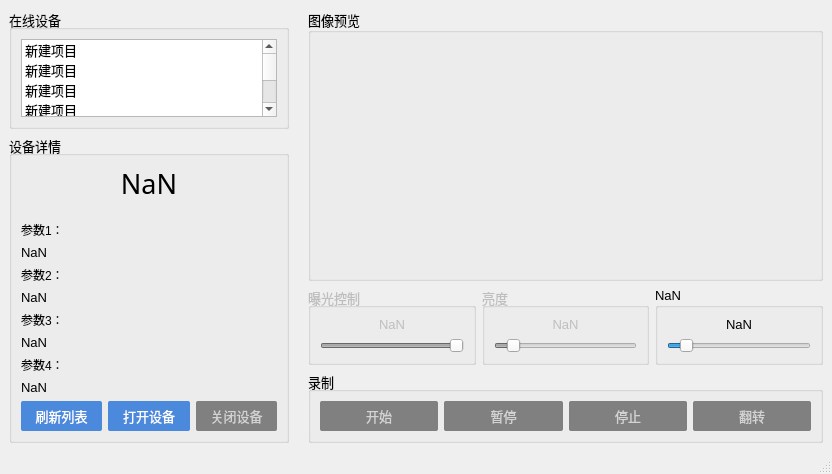
Before: the Qt Designer form mainwindow.ui in zyxeeker/CameraTool_Qt, drawn with Qt 5.
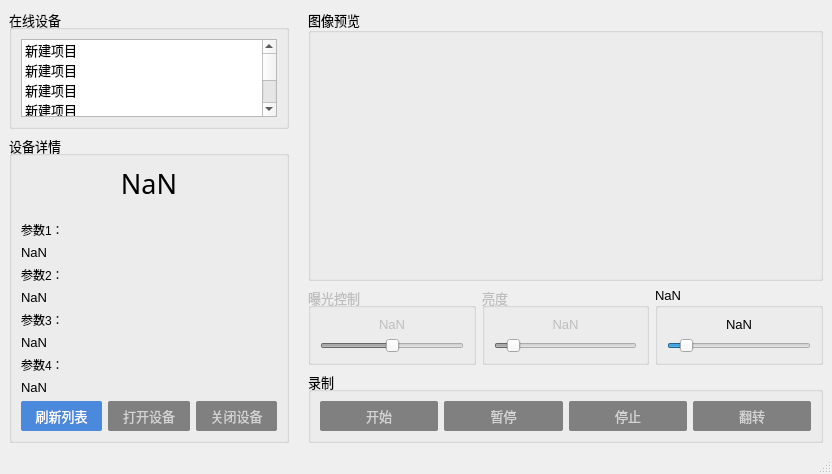
After: the same form once the commit is applied. Icons and pictures are not drawn. Custom widgets are drawn as their Qt base class.

Commit message: 🛠[update]曝光值最大最小调整(使用OpenCV时)

Diff of the .ui file:
```diff
--- a/mainwindow.ui
+++ b/mainwindow.ui
@@ -346,10 +346,10 @@
              <item row="1" column="2">
               <widget class="QSlider" name="exposure_value">
                <property name="minimum">
-                <number>-11</number>
+                <number>-100</number>
                </property>
                <property name="maximum">
-                <number>-2</number>
+                <number>100</number>
                </property>
                <property name="orientation">
                 <enum>Qt::Horizontal</enum>
@@ -765,7 +765,7 @@
                <item>
                 <widget class="QPushButton" name="open_btn">
                  <property name="enabled">
-                  <bool>true</bool>
+                  <bool>false</bool>
                  </property>
                  <property name="font">
                   <font>
```
